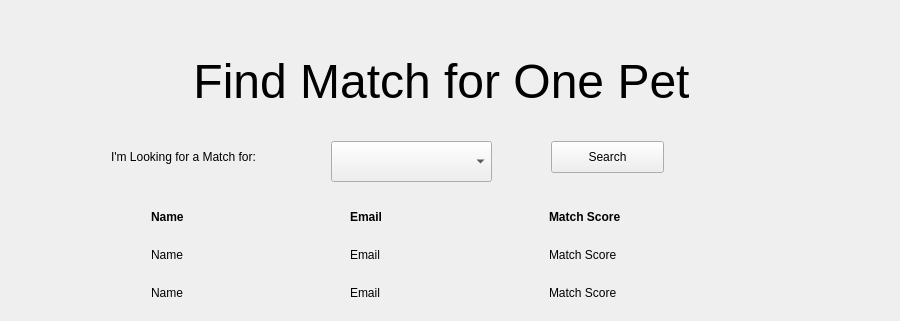
This is team1_1/GUI/findmatchforpets.ui in lee-anh/Adopet as Qt 5 draws it before an edit; both pictures show x 0 to 900 and y 0 to 321 of the 900 by 555 pixel window. The edited form follows.
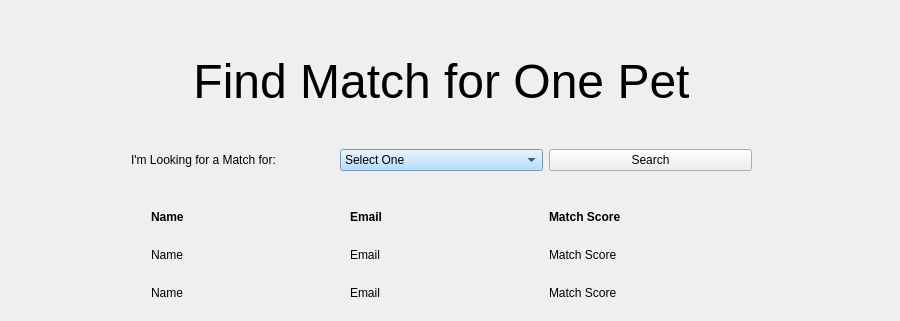
This is the edited form. The open tabs and pages were chosen to show the change.

```diff
--- a/team1_1/GUI/findmatchforpets.ui
+++ b/team1_1/GUI/findmatchforpets.ui
@@ -96,42 +96,6 @@
         <set>Qt::AlignCenter</set>
        </property>
       </widget>
-      <widget class="QLabel" name="label_3">
-       <property name="geometry">
-        <rect>
-         <x>100</x>
-         <y>130</y>
-         <width>191</width>
-         <height>31</height>
-        </rect>
-       </property>
-       <property name="text">
-        <string>I'm Looking for a Match for: </string>
-       </property>
-      </widget>
-      <widget class="QComboBox" name="petComboBox">
-       <property name="geometry">
-        <rect>
-         <x>320</x>
-         <y>130</y>
-         <width>161</width>
-         <height>41</height>
-        </rect>
-       </property>
-      </widget>
-      <widget class="QPushButton" name="pushButton_3">
-       <property name="geometry">
-        <rect>
-         <x>540</x>
-         <y>130</y>
-         <width>113</width>
-         <height>32</height>
-        </rect>
-       </property>
-       <property name="text">
-        <string>Search</string>
-       </property>
-      </widget>
       <widget class="QLabel" name="pageLine">
        <property name="geometry">
         <rect>
@@ -428,6 +392,44 @@
         </item>
        </layout>
       </widget>
+      <widget class="QWidget" name="layoutWidget">
+       <property name="geometry">
+        <rect>
+         <x>120</x>
+         <y>130</y>
+         <width>621</width>
+         <height>38</height>
+        </rect>
+       </property>
+       <layout class="QHBoxLayout" name="horizontalLayout_4">
+        <item>
+         <widget class="QLabel" name="label_3">
+          <property name="text">
+           <string>I'm Looking for a Match for: </string>
+          </property>
+         </widget>
+        </item>
+        <item>
+         <widget class="QComboBox" name="petComboBox">
+          <property name="styleSheet">
+           <string notr="true">background-color: rgb(161, 212, 255)</string>
+          </property>
+          <item>
+           <property name="text">
+            <string>Select One</string>
+           </property>
+          </item>
+         </widget>
+        </item>
+        <item>
+         <widget class="QPushButton" name="searchOne">
+          <property name="text">
+           <string>Search</string>
+          </property>
+         </widget>
+        </item>
+       </layout>
+      </widget>
      </widget>
      <widget class="QWidget" name="page_3">
       <widget class="QLabel" name="label_15">
```
Left out of the diff: 10 changed lines with no effect on the pictures.
